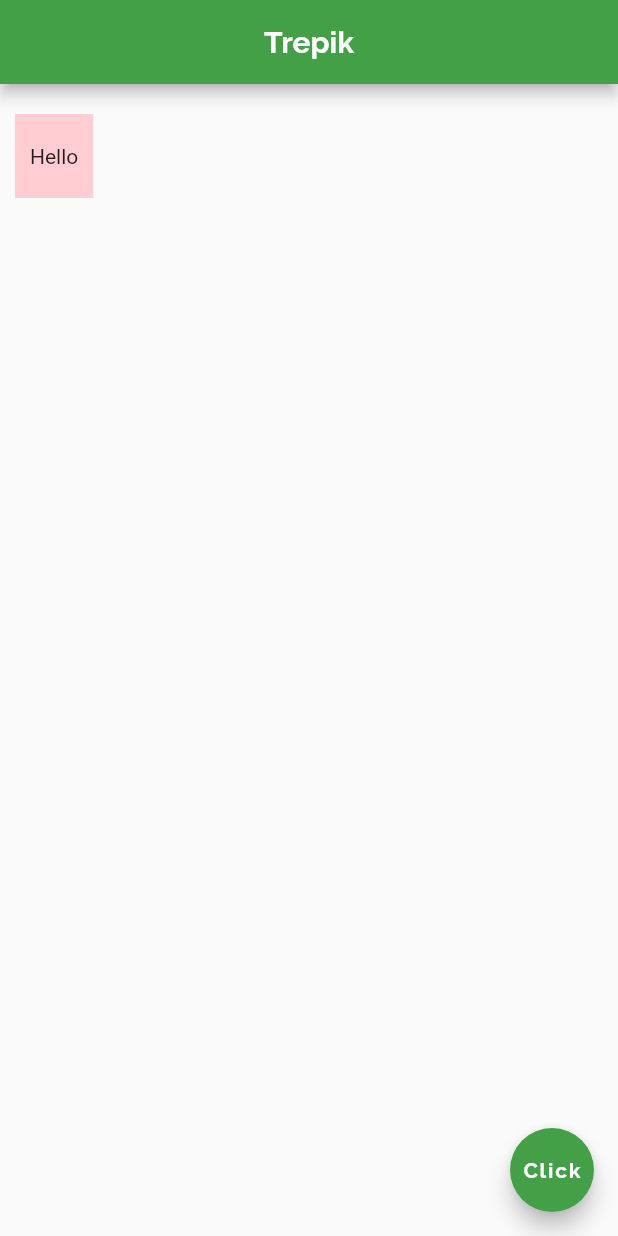
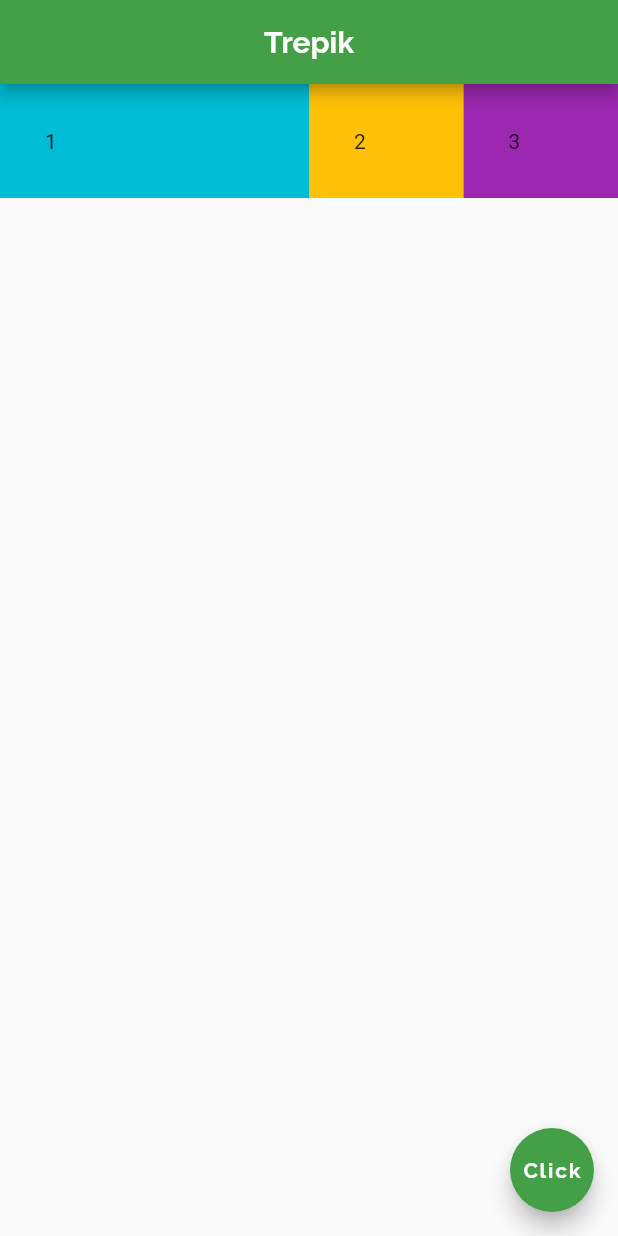
Before and after one commit to Trepikal/trepik, a Flutter app: the screen it shows after launch, on a phone screen of 412 x 824 dp. Run offline on Flutter 3.47's test engine with Material 2 defaults, Android fonts, the phone set to English and light mode, and no system bars.

Commit message:
Final basic tutorial completed. Moving on to an initial project with Stateless Flutter.

```diff
--- a/trepik/lib/main.dart
+++ b/trepik/lib/main.dart
@@ -19,11 +19,31 @@ class Home extends StatelessWidget {
         centerTitle: true,
         backgroundColor: Colors.green[600],
       ),
-      body: Container(
-        color: Colors.red[100],
-        child: Text("Hello"),
-        padding: EdgeInsets.fromLTRB(10, 20, 10, 20),
-        margin: EdgeInsets.fromLTRB(10, 20, 40, 80)
+      body: Row(
+        children: <Widget>[
+          Expanded(
+            flex: 2,
+            child: Container(
+              padding: EdgeInsets.all(30.0),
+              color: Colors.cyan,
+              child: Text('1'),
+            ),
+          ),
+          Expanded(
+            child: Container(
+              padding: EdgeInsets.all(30.0),
+              color: Colors.amber,
+              child: Text('2'),
+            ),
+          ),
+          Expanded(
+            child: Container(
+              padding: EdgeInsets.all(30.0),
+              color: Colors.purple,
+              child: Text('3'),
+            ),
+          ),
+        ],
       ),
       floatingActionButton: FloatingActionButton(
         child: Center(
```
